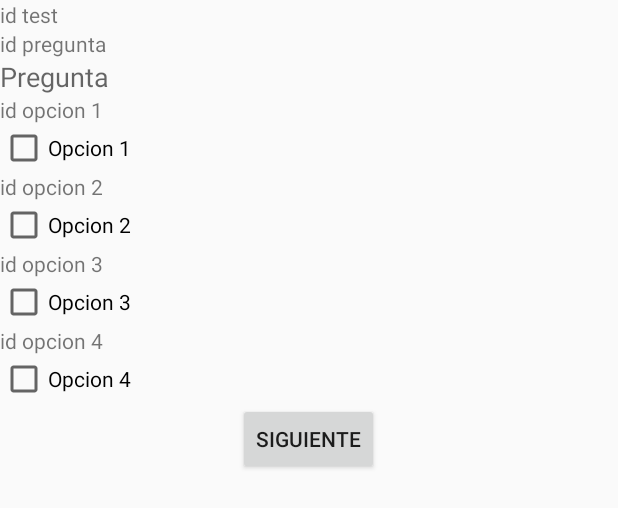
After one commit to lalocl/quepues, an Android app: the layout pruebas.xml on its own in the app's theme, with its tools: preview values and no code run, on a phone screen of 412 x 824 dp. The commit adds this screen. Shown: the top 508 px of the screen. Run offline under Robolectric (Android 15) with nearby library versions, the phone set to English and light mode, and no system bars.

Commit message:
Prueba Tester inicio

```diff
--- /dev/null
+++ b/app/src/main/res/layout/pruebas.xml
@@ -0,0 +1,87 @@
+<?xml version="1.0" encoding="utf-8"?>
+<LinearLayout xmlns:android="http://schemas.android.com/apk/res/android"
+    android:orientation="vertical" android:layout_width="match_parent"
+    android:layout_height="match_parent">
+
+    <TextView
+        android:layout_width="wrap_content"
+        android:layout_height="wrap_content"
+        android:textAppearance="?android:attr/textAppearanceSmall"
+        android:text="id test"
+        android:id="@+id/id_test" />
+
+    <TextView
+        android:layout_width="wrap_content"
+        android:layout_height="wrap_content"
+        android:textAppearance="?android:attr/textAppearanceSmall"
+        android:text="id pregunta"
+        android:id="@+id/id_pregunta" />
+
+    <TextView
+        android:layout_width="wrap_content"
+        android:layout_height="wrap_content"
+        android:textAppearance="?android:attr/textAppearanceMedium"
+        android:text="Pregunta"
+        android:id="@+id/text_pregunta" />
+    <TextView
+        android:layout_width="wrap_content"
+        android:layout_height="wrap_content"
+        android:textAppearance="?android:attr/textAppearanceSmall"
+        android:text="id opcion 1"
+        android:id="@+id/id_opcion1" />
+
+    <CheckBox
+        android:layout_width="wrap_content"
+        android:layout_height="wrap_content"
+        android:text="Opcion 1"
+        android:id="@+id/checkBox1"
+        android:checked="false" />
+    <TextView
+        android:layout_width="wrap_content"
+        android:layout_height="wrap_content"
+        android:textAppearance="?android:attr/textAppearanceSmall"
+        android:text="id opcion 2"
+        android:id="@+id/id_opcion2" />
+
+    <CheckBox
+        android:layout_width="wrap_content"
+        android:layout_height="wrap_content"
+        android:text="Opcion 2"
+        android:id="@+id/checkBox2"
+        android:checked="false" />
+    <TextView
+        android:layout_width="wrap_content"
+        android:layout_height="wrap_content"
+        android:textAppearance="?android:attr/textAppearanceSmall"
+        android:text="id opcion 3"
+        android:id="@+id/id_opcion3" />
+
+    <CheckBox
+        android:layout_width="wrap_content"
+        android:layout_height="wrap_content"
+        android:text="Opcion 3"
+        android:id="@+id/checkBox3"
+        android:checked="false" />
+    <TextView
+        android:layout_width="wrap_content"
+        android:layout_height="wrap_content"
+        android:textAppearance="?android:attr/textAppearanceSmall"
+        android:text="id opcion 4"
+        android:id="@+id/id_opcion4" />
+
+    <CheckBox
+        android:layout_width="wrap_content"
+        android:layout_height="wrap_content"
+        android:text="Opcion 4"
+        android:id="@+id/checkBox4"
+        android:checked="false" />
+
+    <Button
+        android:layout_width="wrap_content"
+        android:layout_height="wrap_content"
+        android:text="Siguiente"
+        android:id="@+id/button"
+        android:layout_gravity="center_horizontal" />
+
+
+</LinearLayout>
```
Also changed, not shown: app/src/main/AndroidManifest.xml (+6 -2 lines), app/src/main/java/com/wordpress/appsandroidsite/quepues/BBDD/DBHelper.java (+7 -0 lines), app/src/main/java/com/wordpress/appsandroidsite/quepues/DAO/PreguntaDAO.java (+17 -4 lines), app/src/main/java/com/wordpress/appsandroidsite/quepues/activity/MainActivity.java (+7 -97 lines), app/src/main/java/com/wordpress/appsandroidsite/quepues/activity/TesterActivity.java (added, +38 -0 lines), app/src/main/res/layout/main.xml (+9 -62 lines), 2 other files.
